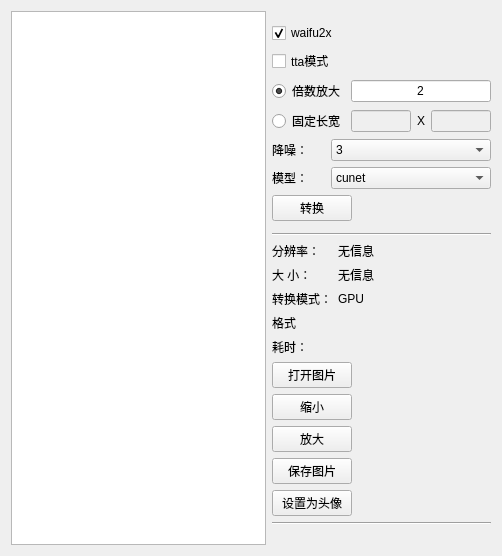
Qt form ui/ui_waifu2x_tool.ui (tonquer/JMComic-qt) before a commit.
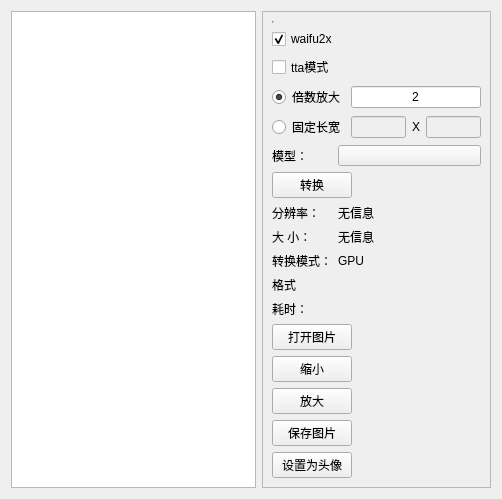
The same form after that commit. Custom widgets are drawn as their Qt base class.

The edit to the form file:
```diff
--- a/ui/ui_waifu2x_tool.ui
+++ b/ui/ui_waifu2x_tool.ui
@@ -7,7 +7,7 @@
     <x>0</x>
     <y>0</y>
     <width>502</width>
-    <height>556</height>
+    <height>499</height>
    </rect>
   </property>
   <property name="windowTitle">
@@ -20,12 +20,20 @@
    <item row="0" column="1">
     <layout class="QVBoxLayout" name="verticalLayout">
      <item>
-      <widget class="Line" name="line_3">
-       <property name="orientation">
-        <enum>Qt::Vertical</enum>
+      <widget class="SmoothScrollArea" name="scrollArea">
+       <property name="widgetResizable">
+        <bool>true</bool>
        </property>
-      </widget>
-     </item>
+       <widget class="QWidget" name="scrollAreaWidgetContents">
+        <property name="geometry">
+         <rect>
+          <x>0</x>
+          <y>0</y>
+          <width>229</width>
+          <height>477</height>
+         </rect>
+        </property>
+        <layout class="QVBoxLayout" name="verticalLayout_4">
      <item>
       <layout class="QVBoxLayout" name="verticalLayout_2">
        <item>
@@ -171,64 +179,6 @@
          </item>
         </layout>
        </item>
-       <item>
-        <layout class="QHBoxLayout" name="horizontalLayout_5">
-         <item>
-          <widget class="QLabel" name="label_4">
-           <property name="maximumSize">
-            <size>
-             <width>60</width>
-             <height>16777215</height>
-            </size>
-           </property>
-           <property name="text">
-            <string>降噪：</string>
-           </property>
-          </widget>
-         </item>
-         <item>
-          <widget class="QComboBox" name="noiseCombox">
-           <property name="minimumSize">
-            <size>
-             <width>160</width>
-             <height>0</height>
-            </size>
-           </property>
-           <property name="maximumSize">
-            <size>
-             <width>160</width>
-             <height>16777215</height>
-            </size>
-           </property>
-           <item>
-            <property name="text">
-             <string>3</string>
-            </property>
-           </item>
-           <item>
-            <property name="text">
-             <string>2</string>
-            </property>
-           </item>
-           <item>
-            <property name="text">
-             <string>1</string>
-            </property>
-           </item>
-           <item>
-            <property name="text">
-             <string>0</string>
-            </property>
-           </item>
-           <item>
-            <property name="text">
-             <string>-1</string>
-            </property>
-           </item>
-          </widget>
-         </item>
-        </layout>
-       </item>
        <item>
         <layout class="QHBoxLayout" name="horizontalLayout_6">
          <item>
@@ -245,34 +195,15 @@
           </widget>
          </item>
          <item>
-          <widget class="QComboBox" name="comboBox">
-           <property name="minimumSize">
-            <size>
-             <width>160</width>
-             <height>0</height>
-            </size>
-           </property>
-           <property name="maximumSize">
-            <size>
-             <width>160</width>
-             <height>16777215</height>
-            </size>
-           </property>
-           <item>
+              <widget class="QPushButton" name="modelName">
+               <property name="font">
+                <font>
+                 <pointsize>8</pointsize>
+                </font>
+               </property>
             <property name="text">
-             <string>cunet</string>
-            </property>
-           </item>
-           <item>
-            <property name="text">
-             <string>photo</string>
-            </property>
-           </item>
-           <item>
-            <property name="text">
-             <string>anime_style_art_rgb</string>
-            </property>
-           </item>
+                <string/>
+               </property>
           </widget>
          </item>
         </layout>
@@ -295,20 +226,6 @@
        </item>
       </layout>
      </item>
-     <item>
-      <widget class="Line" name="line">
-       <property name="orientation">
-        <enum>Qt::Vertical</enum>
-       </property>
-      </widget>
-     </item>
-     <item>
-      <widget class="Line" name="line_4">
-       <property name="orientation">
-        <enum>Qt::Horizontal</enum>
-       </property>
-      </widget>
-     </item>
      <item>
       <layout class="QVBoxLayout" name="verticalLayout_3">
        <item>
@@ -388,6 +305,12 @@
          </item>
          <item>
           <widget class="QLabel" name="gpuLabel">
+               <property name="maximumSize">
+                <size>
+                 <width>150</width>
+                 <height>16777215</height>
+                </size>
+               </property>
            <property name="text">
             <string>GPU</string>
            </property>
@@ -522,37 +445,22 @@
        </item>
       </layout>
      </item>
-     <item>
-      <widget class="Line" name="line_6">
-       <property name="orientation">
-        <enum>Qt::Horizontal</enum>
-       </property>
-      </widget>
-     </item>
-     <item>
-      <spacer name="verticalSpacer">
-       <property name="orientation">
-        <enum>Qt::Vertical</enum>
-       </property>
-       <property name="sizeHint" stdset="0">
-        <size>
-         <width>20</width>
-         <height>40</height>
-        </size>
-       </property>
-      </spacer>
-     </item>
-     <item>
-      <widget class="Line" name="line_2">
-       <property name="orientation">
-        <enum>Qt::Vertical</enum>
-       </property>
+        </layout>
+       </widget>
       </widget>
      </item>
     </layout>
    </item>
   </layout>
  </widget>
+ <customwidgets>
+  <customwidget>
+   <class>SmoothScrollArea</class>
+   <extends>QScrollArea</extends>
+   <header location="global">component.scroll_area.smooth_scroll_area.h</header>
+   <container>1</container>
+  </customwidget>
+ </customwidgets>
  <resources/>
  <connections>
   <connection>
```
Left out of the diff: 32 changed lines with no effect on the pictures. Lines whose indentation alone changed are shown as unchanged.
